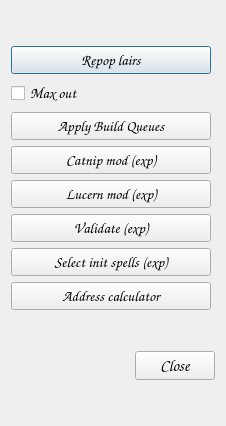
The window that MoMTweaker/dialogtools.ui (jbalcomb/MoM-RTGT) describes before a commit, drawn with Qt 5.
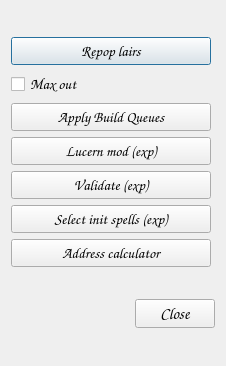
The same window after the commit. Icons and pictures are not drawn.

```diff
--- a/MoMTweaker/dialogtools.ui
+++ b/MoMTweaker/dialogtools.ui
@@ -7,7 +7,7 @@
     <x>0</x>
     <y>0</y>
     <width>226</width>
-    <height>426</height>
+    <height>366</height>
    </rect>
   </property>
   <property name="font">
@@ -118,41 +118,6 @@
        </property>
       </widget>
      </item>
-     <item>
-      <widget class="QPushButton" name="pushButton_CatnipMod">
-       <property name="sizePolicy">
-        <sizepolicy hsizetype="Fixed" vsizetype="Fixed">
-         <horstretch>0</horstretch>
-         <verstretch>0</verstretch>
-        </sizepolicy>
-       </property>
-       <property name="maximumSize">
-        <size>
-         <width>200</width>
-         <height>16777215</height>
-        </size>
-       </property>
-       <property name="font">
-        <font>
-         <pointsize>11</pointsize>
-         <italic>true</italic>
-        </font>
-       </property>
-       <property name="text">
-        <string>Catnip mod (exp)</string>
-       </property>
-       <property name="icon">
-        <iconset resource="../Resources/InteractiveGameTweaker.qrc">
-         <normaloff>:/heroes/catwalk.jpg</normaloff>:/heroes/catwalk.jpg</iconset>
-       </property>
-       <property name="iconSize">
-        <size>
-         <width>32</width>
-         <height>32</height>
-        </size>
-       </property>
-      </widget>
-     </item>
      <item>
       <widget class="QPushButton" name="pushButton_LucernMod">
        <property name="sizePolicy">
```
